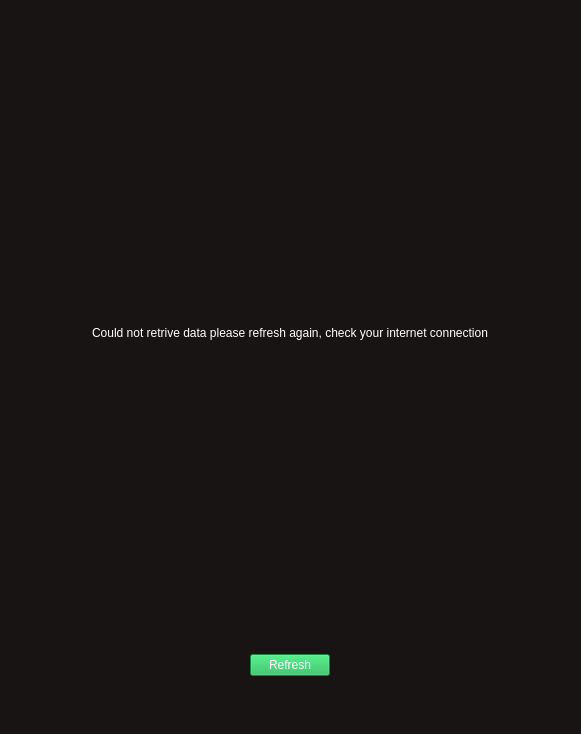
The window that mutak/mainwindow.ui (ahmed-debbech/mutak) describes before a commit, drawn with Qt 5.
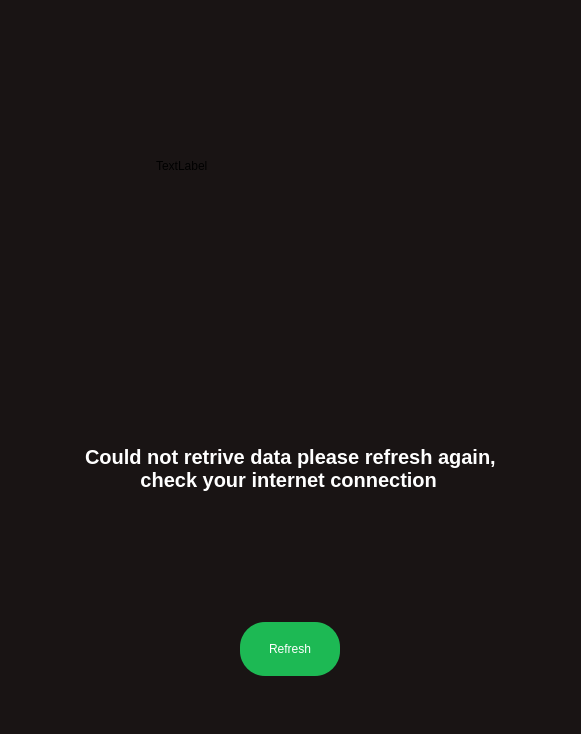
The same window after the commit. The open tabs and pages were chosen to show the change.

Commit message: Enhance the error page UI

What changed in the file:
```diff
--- a/mutak/mainwindow.ui
+++ b/mutak/mainwindow.ui
@@ -376,13 +376,25 @@
       </widget>
       <widget class="QWidget" name="page_3">
        <layout class="QVBoxLayout" name="verticalLayout_5">
+        <item>
+         <widget class="QLabel" name="cautionImage">
+          <property name="styleSheet">
+           <string notr="true">margin-left: 135%;</string>
+          </property>
+          <property name="text">
+           <string>TextLabel</string>
+          </property>
+         </widget>
+        </item>
         <item alignment="Qt::AlignHCenter">
          <widget class="QLabel" name="error_retriv">
           <property name="styleSheet">
-           <string notr="true">color: white;</string>
+           <string notr="true">color: white;
+font: bold 20px;</string>
           </property>
           <property name="text">
-           <string>Could not retrive data please refresh again, check your internet connection</string>
+           <string>Could not retrive data please refresh again,
+          check your internet connection</string>
           </property>
          </widget>
         </item>
@@ -395,8 +407,20 @@
            </sizepolicy>
           </property>
           <property name="styleSheet">
-           <string notr="true">color: white;
-background-color: #1db954</string>
+           <string notr="true">#refresh_retriv{
+color: white;
+background-color:  #1db954;
+border-radius: 25px;
+  padding: 20px;
+  width: 60px;
+font: bold 14px '://resources/fonts/Gotham-UltraItalic.otf';
+ }
+#refresh_retriv:hover {
+	background-color: #3AE476;
+ }
+#refresh_retriv:pressed{
+	background-color: #2BB85D;
+}</string>
           </property>
           <property name="text">
            <string>Refresh</string>
```
Left out of the diff: 2 changed lines with no effect on the pictures. The commit also changes 3 other files.
